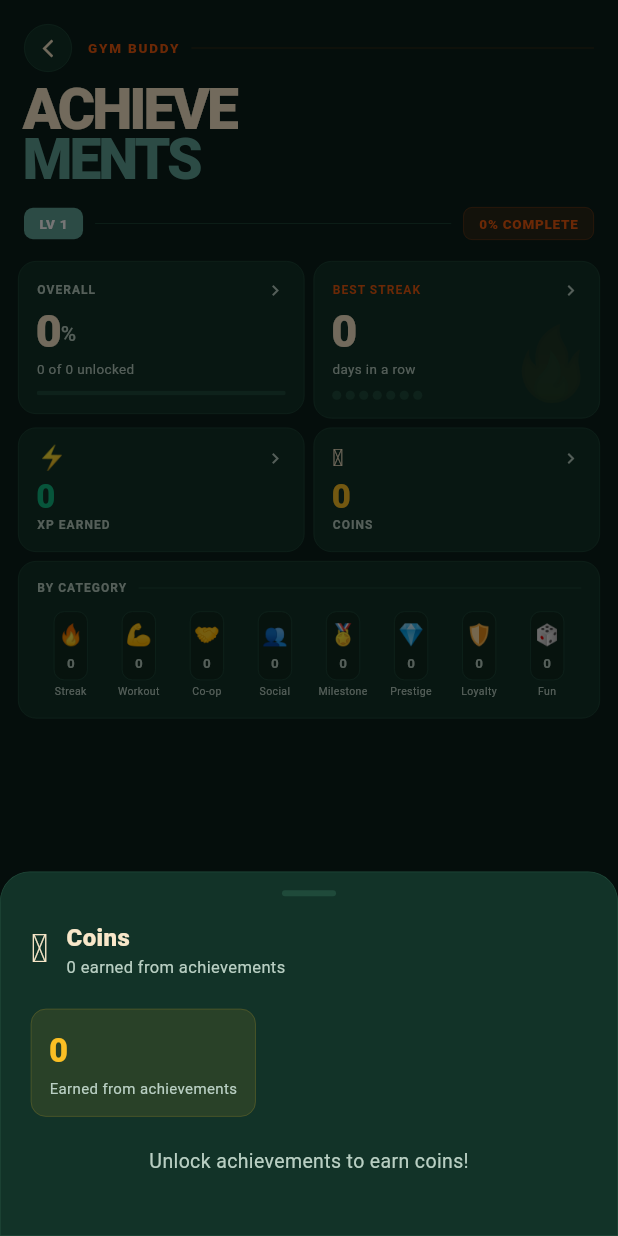
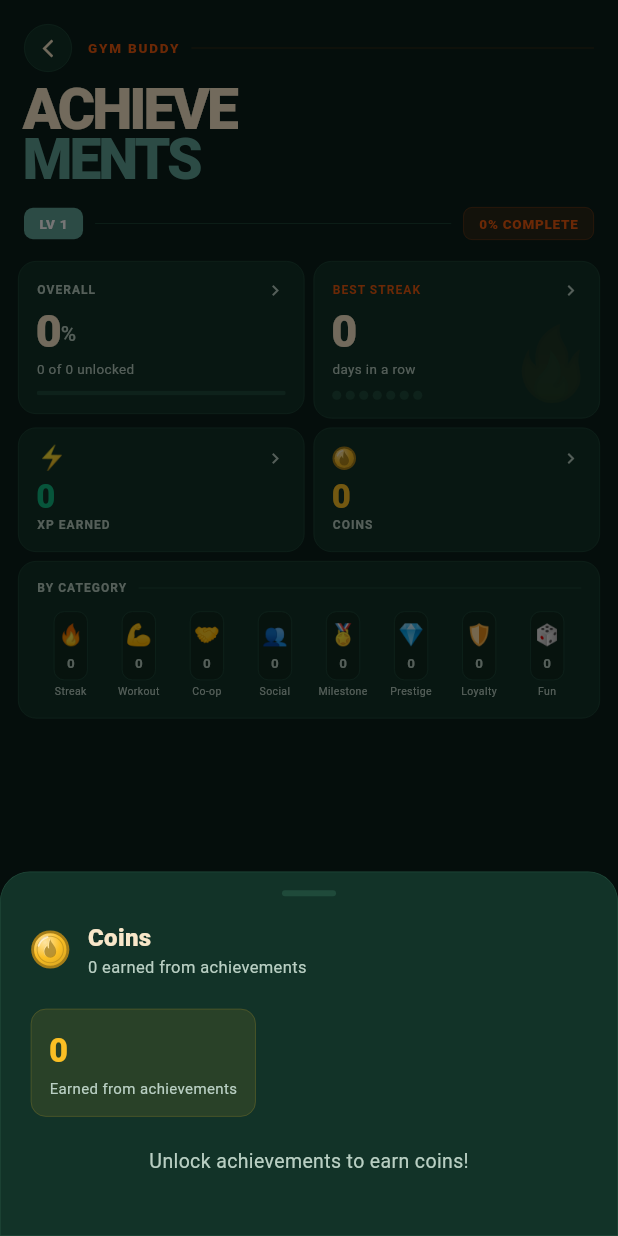
Before and after one commit to Danzabello/gym-buddy-app, a Flutter app: the AchievementsPage screen opened directly, after a tap on an icon or button, on a phone screen of 412 x 824 dp. Run offline on Flutter 3.47's test engine with Material 3 defaults, Android fonts, the phone set to English and light mode, and no system bars; our stand-ins replace app_links, confetti, firebase_core, firebase_crashlytics, firebase_messaging, flutter_dotenv and 7 more; missing offline and left inert: app_settings, play_install_referrer; accounts and stored records are empty.

Commit message:
Use CoinGlyph on the Achievements page and the streak complete sheet

```diff
--- a/lib/pages/achievements_page.dart
+++ b/lib/pages/achievements_page.dart
@@ -4,6 +4,7 @@ import '../services/achievement_service.dart';
 import '../services/level_service.dart';
 import '../theme/app_theme.dart';
 import '../theme/accent_theme_provider.dart';
+import '../widgets/coin_glyph.dart';
 import '../widgets/skeleton_box.dart';
 import 'package:provider/provider.dart';
 import '../utils/run_once.dart';
@@ -490,7 +491,7 @@ class _AchievementsPageState extends State<AchievementsPage>
           crossAxisAlignment: CrossAxisAlignment.start,
           children: [
             _SheetHeader(
-              icon: '🪙',
+              iconWidget: CoinGlyph(size: 26),
               title: 'Coins',
               subtitle: '$_totalCoinsEarned earned from achievements',
               appColors: appColors,
@@ -527,11 +528,21 @@ class _AchievementsPageState extends State<AchievementsPage>
                                   fontWeight: FontWeight.w600,
                                   color: cs.onSurface)),
                         ),
-                        Text('+${a.coinReward} 🪙',
-                            style: TextStyle(
-                                fontSize: 12,
-                                fontWeight: FontWeight.w800,
-                                color: appColors.warn)),
+                        Text.rich(
+                          TextSpan(
+                            text: '+${a.coinReward} ',
+                            children: [
+                              WidgetSpan(
+                                alignment: PlaceholderAlignment.middle,
+                                child: CoinGlyph(size: 13),
+                              ),
+                            ],
+                          ),
+                          style: TextStyle(
+                              fontSize: 12,
+                              fontWeight: FontWeight.w800,
+                              color: appColors.warn),
+                        ),
                       ],
                     ),
                   )),
@@ -755,7 +766,7 @@ class _AchievementsPageState extends State<AchievementsPage>
                 const SizedBox(width: 6),
                 Expanded(
                     child: _bentoStat(context,
-                        icon: '🪙',
+                        iconWidget: CoinGlyph(size: 16),
                         value: _totalCoinsEarned.toString(),
                         label: 'Coins',
                         color: AppColors.of(context).warn,
@@ -937,7 +948,8 @@ class _AchievementsPageState extends State<AchievementsPage>
   }
 
   Widget _bentoStat(BuildContext context,
-      {required String icon,
+      {String icon = '',
+      Widget? iconWidget,
       required String value,
       required String label,
       required Color color,
@@ -953,8 +965,9 @@ class _AchievementsPageState extends State<AchievementsPage>
           children: [
             Row(
               children: [
-                Text(icon,
-                    style: const TextStyle(fontSize: 16, height: 1)),
+                iconWidget ??
+                    Text(icon,
+                        style: const TextStyle(fontSize: 16, height: 1)),
                 const Spacer(),
                 if (onTap != null)
                   Icon(Icons.chevron_right,
@@ -1243,10 +1256,19 @@ class _AchievementsPageState extends State<AchievementsPage>
                                       fontSize: 9,
                                       fontWeight: FontWeight.w800,
                                       color: rColor)),
-                              Text('+${a.coinReward} 🪙',
-                                  style: TextStyle(
-                                      fontSize: 8,
-                                      color: appColors.subtleText)),
+                              Text.rich(
+                                TextSpan(
+                                  text: '+${a.coinReward} ',
+                                  children: [
+                                    WidgetSpan(
+                                      alignment: PlaceholderAlignment.middle,
+                                      child: CoinGlyph(size: 10),
+                                    ),
+                                  ],
+                                ),
+                                style: TextStyle(
+                                    fontSize: 8, color: appColors.subtleText),
+                              ),
                               const SizedBox(height: 4),
                             ] else if (!showProgress && !dimmed) ...[
                               Text('+${a.xpReward} XP',
@@ -1374,13 +1396,15 @@ class _Sheet extends StatelessWidget {
 
 class _SheetHeader extends StatelessWidget {
   final String icon;
+  final Widget? iconWidget;
   final String title;
   final String subtitle;
   final AppColors appColors;
   final ColorScheme cs;
 
   const _SheetHeader({
-    required this.icon,
+    this.icon = '',
+    this.iconWidget,
     required this.title,
     required this.subtitle,
     required this.appColors,
@@ -1391,7 +1415,7 @@ class _SheetHeader extends StatelessWidget {
   Widget build(BuildContext context) {
     return Row(
       children: [
-        Text(icon, style: const TextStyle(fontSize: 26)),
+        iconWidget ?? Text(icon, style: const TextStyle(fontSize: 26)),
         const SizedBox(width: 12),
         Column(
           crossAxisAlignment: CrossAxisAlignment.start,
--- a/lib/widgets/streak_complete_sheet.dart
+++ b/lib/widgets/streak_complete_sheet.dart
@@ -1,6 +1,7 @@
 import 'package:flutter/material.dart';
 import 'package:flutter/services.dart';
 import '../theme/app_theme.dart';
+import 'coin_glyph.dart';
 
 class StreakCompleteSheet extends StatefulWidget {
   const StreakCompleteSheet({super.key});
@@ -139,7 +140,7 @@ class _StreakCompleteSheetState extends State<StreakCompleteSheet>
                 child: Row(
                   mainAxisSize: MainAxisSize.min,
                   children: [
-                    const Text('🪙', style: TextStyle(fontSize: 22)),
+                    CoinGlyph(size: 22),
                     const SizedBox(width: 10),
                     Column(
                       crossAxisAlignment: CrossAxisAlignment.start,
```
